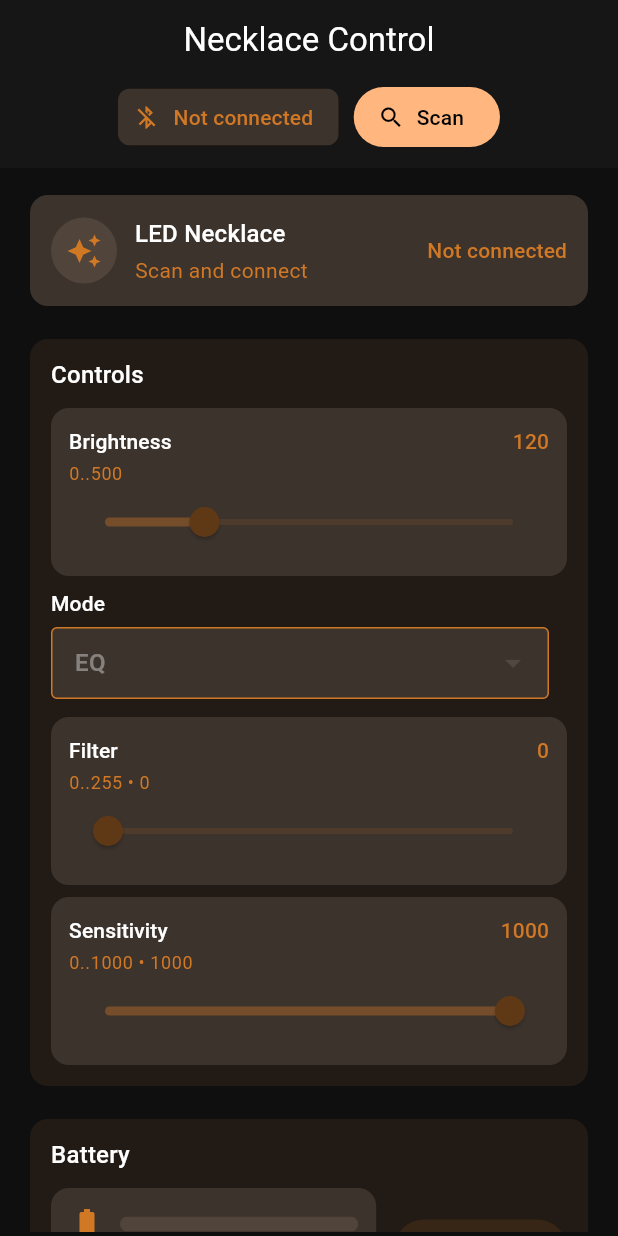
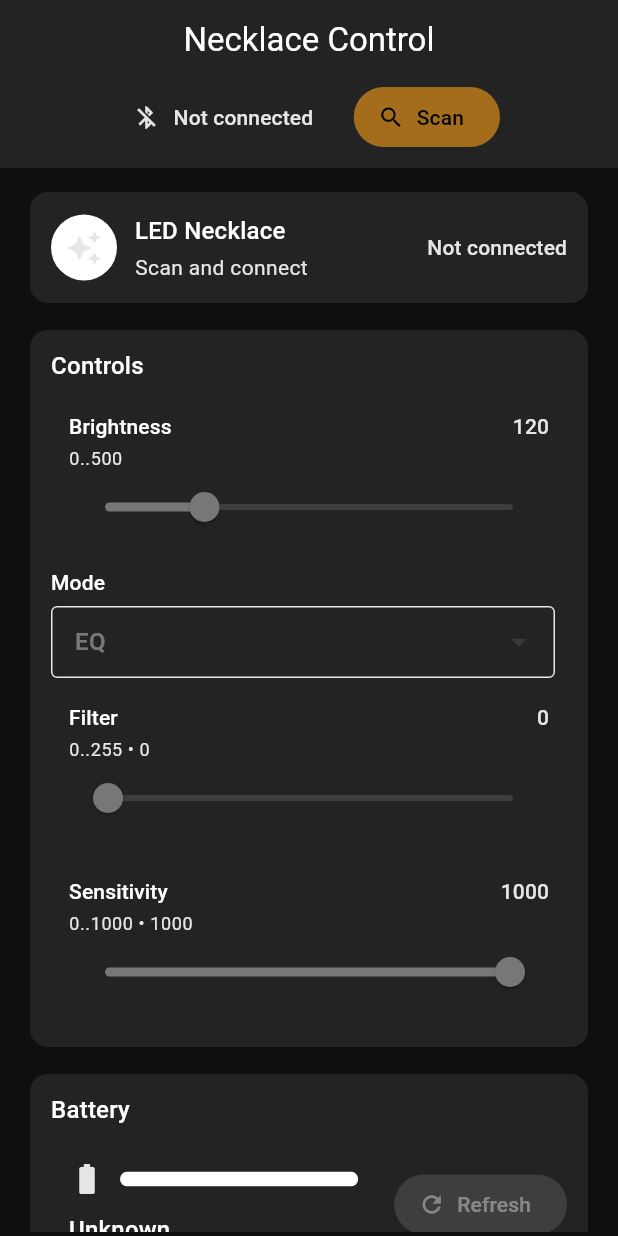
Before and after one commit to chbeeler/led_necklace_control, a Flutter app: the screen it shows after launch, on a phone screen of 412 x 824 dp. Run offline on Flutter 3.47's test engine with Material 3 defaults, Android fonts, the phone set to English and light mode, and no system bars; missing offline and left inert: universal_ble.

Commit message:
Nicer colors

```diff
--- a/lib/main.dart
+++ b/lib/main.dart
@@ -6,42 +6,103 @@
 
 void main() => runApp(const NecklaceApp());
 
-const Color kThemeGold = Color.fromARGB(255, 209, 120, 37);
-const Color kTextGold = Color.fromARGB(255, 255, 255, 255);
+const Color kGold = Color.fromARGB(255, 163, 109, 28);
+const Color kBg = Color(0xFF0F0F10);
+const Color kSurface = Color.fromARGB(255, 35, 35, 36);
+const Color kSurface2 = Color.fromARGB(255, 45, 45, 48);
+const Color kText = Colors.white;
 
 class NecklaceApp extends StatelessWidget {
   const NecklaceApp({super.key});
 
   @override
   Widget build(BuildContext context) {
+    final base = ThemeData(
+      useMaterial3: true,
+      brightness: Brightness.dark,
+      colorScheme: const ColorScheme.dark(
+        primary: kGold,
+        onPrimary: Colors.black,
+
+        secondary: kGold,
+        onSecondary: Colors.black,
+
+        background: kBg,
+        onBackground: kText,
+
+        surface: kSurface,
+        onSurface: kText,
+
+        surfaceVariant: kSurface2,
+        onSurfaceVariant: Color(0xFFE6E6E6),
+
+        outline: Color(0xFF3A3A3C),
+      ),
+    );
+
     return MaterialApp(
       title: 'Necklace Control',
       debugShowCheckedModeBanner: false,
-      theme: ThemeData(
-        useMaterial3: true,
-        colorScheme: ColorScheme.fromSeed(
-          seedColor: kThemeGold,
-          brightness: Brightness.dark,
-        ).copyWith(
-          onSurface: kThemeGold,
-          onSurfaceVariant: kThemeGold,
-          onPrimary: Colors.black,
-          onSecondary: Colors.black,
-          onBackground: kThemeGold,
+      theme: base.copyWith(
+        scaffoldBackgroundColor: kBg,
+
+        // Keep text white
+        textTheme: base.textTheme.apply(
+          bodyColor: kText,
+          displayColor: kText,
         ),
-        scaffoldBackgroundColor: const Color(0xFF0F0F10),
-        textTheme: ThemeData.dark().textTheme.apply(
-              bodyColor: kTextGold,
-              displayColor: kTextGold,
-            ),
-        iconTheme: const IconThemeData(color: kThemeGold),
+
+        iconTheme: const IconThemeData(color: kGold),
+
         appBarTheme: const AppBarTheme(
-          backgroundColor: Color(0xFF161616),
-          foregroundColor: kTextGold,
-          iconTheme: IconThemeData(color: kThemeGold),
+          backgroundColor: kSurface,
+          foregroundColor: kText,
+          iconTheme: IconThemeData(color: kGold),
         ),
-        sliderTheme: const SliderThemeData(
+
+        // Make Cards / Containers stay dark (no seed-tinted fills)
+        // cardTheme: const CardTheme(
+        //   color: kSurface,
+        //   elevation: 0,
+        //   margin: EdgeInsets.zero,
+        // ),
+
+        // Inputs (Dropdown/TextField) background dark
+        inputDecorationTheme: InputDecorationTheme(
+          filled: true,
+          fillColor: kSurface2,
+          border: OutlineInputBorder(
+            borderRadius: BorderRadius.circular(12),
+            borderSide: const BorderSide(color: Color(0xFF3A3A3C)),
+          ),
+          enabledBorder: OutlineInputBorder(
+            borderRadius: BorderRadius.circular(12),
+            borderSide: const BorderSide(color: Color(0xFF3A3A3C)),
+          ),
+          focusedBorder: OutlineInputBorder(
+            borderRadius: BorderRadius.circular(12),
+            borderSide: const BorderSide(color: kGold, width: 1.2),
+          ),
+        ),
+
+        // Sliders: gold thumb + active track, dark inactive track, no gold wash
+        sliderTheme: base.sliderTheme.copyWith(
           showValueIndicator: ShowValueIndicator.always,
+          activeTrackColor: kGold,
+          inactiveTrackColor: const Color(0xFF2C2C2E),
+          thumbColor: kGold,
+          overlayColor: kGold.withOpacity(0.15),
+          valueIndicatorColor: kGold,
+          valueIndicatorTextStyle: const TextStyle(
+            color: Colors.black,
+            fontWeight: FontWeight.w600,
+          ),
+        ),
+
+        // Optional: make dividers/outlines subtle
+        dividerTheme: const DividerThemeData(
+          color: Color(0xFF2C2C2E),
+          thickness: 1,
         ),
       ),
       home: const HomePage(),
@@ -614,10 +675,10 @@
         ),
       ),
       body: ListView(
-        padding: const EdgeInsets.fromLTRB(16, 14, 16, 24),
+        padding: const EdgeInsets.fromLTRB(16, 12, 16, 14),
         children: [
           _HeaderCard(deviceName: _deviceName, connected: _connected, status: _status),
-          const SizedBox(height: 14),
+          const SizedBox(height: 10),
 
           _SettingsCard(
             enabled: _connected && !_busy,
@@ -634,7 +695,7 @@
             onSensitivityChanged: _debouncedWriteSensitivity,
           ),
 
-          const SizedBox(height: 14),
+          const SizedBox(height: 10),
 
           _BatteryCard(
             enabled: _connected && !_busy,
@@ -643,29 +704,29 @@
             onRefresh: _refreshBattery,
           ),
 
-          const SizedBox(height: 14),
+          const SizedBox(height: 10),
 
-          Container(
-            padding: const EdgeInsets.all(12),
-            decoration: BoxDecoration(
-              color: cs.surfaceContainerHighest,
-              borderRadius: BorderRadius.circular(12),
-            ),
-            child: Row(
-              children: [
-                Icon(Icons.tips_and_updates_outlined, color: cs.onSurfaceVariant),
-                const SizedBox(width: 10),
-                Expanded(
-                  child: Text(
-                    SEND_SLIDERS_AS_U32
-                        ? 'Slider writes are 4-byte little-endian (u32).'
-                        : 'Slider writes are 1-byte values (u8). Flip SEND_SLIDERS_AS_U32 if your FW expects u32.',
-                    style: Theme.of(context).textTheme.bodyMedium?.copyWith(color: cs.onSurfaceVariant),
-                  ),
-                ),
-              ],
-            ),
-          ),
+        //   Container(
+        //     padding: const EdgeInsets.all(12),
+        //     decoration: BoxDecoration(
+        //       color: cs.surfaceContainerHighest,
+        //       borderRadius: BorderRadius.circular(12),
+        //     ),
+        //     child: Row(
+        //       children: [
+        //         Icon(Icons.tips_and_updates_outlined, color: cs.onSurfaceVariant),
+        //         const SizedBox(width: 10),
+        //         Expanded(
+        //           child: Text(
+        //             SEND_SLIDERS_AS_U32
+        //                 ? 'Slider writes are 4-byte little-endian (u32).'
+        //                 : 'Slider writes are 1-byte values (u8). Flip SEND_SLIDERS_AS_U32 if your FW expects u32.',
+        //             style: Theme.of(context).textTheme.bodyMedium?.copyWith(color: cs.onSurfaceVariant),
+        //           ),
+        //         ),
+        //       ],
+        //     ),
+        //   ),
         ],
       ),
       bottomNavigationBar: _busy
@@ -801,7 +862,7 @@
           crossAxisAlignment: CrossAxisAlignment.start,
           children: [
             Text('Controls', style: Theme.of(context).textTheme.titleMedium),
-            const SizedBox(height: 10),
+            const SizedBox(height: 6),
 
             _LabeledSlider(
               title: 'Brightness',
@@ -814,7 +875,7 @@
               onChanged: enabled ? onBrightnessChanged : null,
             ),
 
-            const SizedBox(height: 8),
+            const SizedBox(height: 4),
 
             Row(
               children: [
@@ -829,11 +890,11 @@
                     ),
                   ),
                 ),
-                const SizedBox(width: 12),
+                const SizedBox(width: 8),
               ],
             ),
 
-            const SizedBox(height: 12),
+            const SizedBox(height: 4),
 
             _LabeledSlider(
               title: 'Filter',
@@ -846,7 +907,7 @@
               onChanged: enabled ? onFilterChanged : null,
             ),
 
-            const SizedBox(height: 8),
+            const SizedBox(height: 4),
 
             _LabeledSlider(
               title: 'Sensitivity',
```
